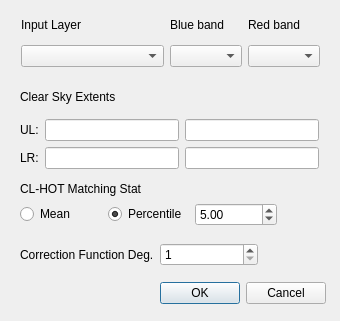
Qt form dehazeimage/Ui_DeHazeImage.ui (marxt/dehaze-qgis-plugin) before a commit.
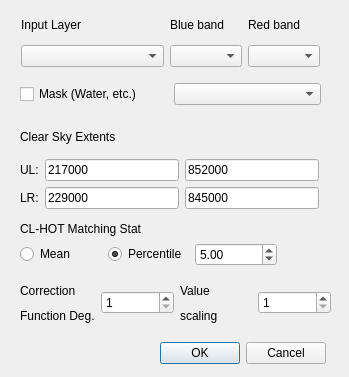
The same form after that commit.

Commit message: simplified mods

Diff of the .ui file:
```diff
--- a/dehazeimage/Ui_DeHazeImage.ui
+++ b/dehazeimage/Ui_DeHazeImage.ui
@@ -9,8 +9,8 @@
    <rect>
     <x>0</x>
     <y>0</y>
-    <width>340</width>
-    <height>321</height>
+    <width>349</width>
+    <height>377</height>
    </rect>
   </property>
   <property name="focusPolicy">
@@ -26,7 +26,7 @@
    <property name="geometry">
     <rect>
      <x>150</x>
-     <y>280</y>
+     <y>340</y>
      <width>176</width>
      <height>27</height>
     </rect>
@@ -42,7 +42,7 @@
    <property name="geometry">
     <rect>
      <x>20</x>
-     <y>80</y>
+     <y>120</y>
      <width>299</width>
      <height>89</height>
     </rect>
@@ -78,16 +78,32 @@
       <item>
        <layout class="QGridLayout" name="gridLayout">
         <item row="0" column="0">
-         <widget class="QLineEdit" name="lineEditMinX"/>
+         <widget class="QLineEdit" name="lineEditMinX">
+          <property name="text">
+           <string>217000</string>
+          </property>
+         </widget>
         </item>
         <item row="1" column="1">
-         <widget class="QLineEdit" name="lineEditMinY"/>
+         <widget class="QLineEdit" name="lineEditMinY">
+          <property name="text">
+           <string>845000</string>
+          </property>
+         </widget>
         </item>
         <item row="1" column="0">
-         <widget class="QLineEdit" name="lineEditMaxX"/>
+         <widget class="QLineEdit" name="lineEditMaxX">
+          <property name="text">
+           <string>229000</string>
+          </property>
+         </widget>
         </item>
         <item row="0" column="1">
-         <widget class="QLineEdit" name="lineEditMaxY"/>
+         <widget class="QLineEdit" name="lineEditMaxY">
+          <property name="text">
+           <string>852000</string>
+          </property>
+         </widget>
         </item>
        </layout>
       </item>
@@ -157,7 +173,7 @@
    <property name="geometry">
     <rect>
      <x>20</x>
-     <y>180</y>
+     <y>220</y>
      <width>161</width>
      <height>17</height>
     </rect>
@@ -171,38 +187,6 @@
     <rect>
      <x>20</x>
      <y>240</y>
-     <width>238</width>
-     <height>29</height>
-    </rect>
-   </property>
-   <layout class="QHBoxLayout" name="horizontalLayout_4">
-    <item>
-     <widget class="QLabel" name="label_3">
-      <property name="text">
-       <string>Correction Function Deg.</string>
-      </property>
-     </widget>
-    </item>
-    <item>
-     <widget class="QSpinBox" name="spinBoxPolyDeg">
-      <property name="whatsThis">
-       <string>Degree of Correction Function. e.g. 1 -&gt; linear</string>
-      </property>
-      <property name="minimum">
-       <number>1</number>
-      </property>
-      <property name="maximum">
-       <number>30</number>
-      </property>
-     </widget>
-    </item>
-   </layout>
-  </widget>
-  <widget class="QWidget" name="layoutWidget">
-   <property name="geometry">
-    <rect>
-     <x>20</x>
-     <y>200</y>
      <width>257</width>
      <height>29</height>
     </rect>
@@ -237,6 +221,102 @@
     </item>
    </layout>
   </widget>
+  <widget class="QWidget" name="layoutWidget">
+   <property name="geometry">
+    <rect>
+     <x>20</x>
+     <y>80</y>
+     <width>301</width>
+     <height>29</height>
+    </rect>
+   </property>
+   <layout class="QHBoxLayout" name="horizontalLayout_6">
+    <item>
+     <widget class="QCheckBox" name="checkBoxMask">
+      <property name="text">
+       <string>Mask (Water, etc.)</string>
+      </property>
+     </widget>
+    </item>
+    <item>
+     <widget class="QComboBox" name="comboBoxMask"/>
+    </item>
+   </layout>
+  </widget>
+  <widget class="QWidget" name="layoutWidget">
+   <property name="geometry">
+    <rect>
+     <x>20</x>
+     <y>281</y>
+     <width>311</width>
+     <height>44</height>
+    </rect>
+   </property>
+   <layout class="QHBoxLayout" name="horizontalLayout_4">
+    <item>
+     <layout class="QVBoxLayout" name="verticalLayout_6">
+      <item>
+       <widget class="QLabel" name="label_3">
+        <property name="text">
+         <string>Correction</string>
+        </property>
+       </widget>
+      </item>
+      <item>
+       <widget class="QLabel" name="label_6">
+        <property name="text">
+         <string>Function Deg.</string>
+        </property>
+       </widget>
+      </item>
+     </layout>
+    </item>
+    <item>
+     <widget class="QSpinBox" name="spinBoxPolyDeg">
+      <property name="whatsThis">
+       <string>Degree of Correction Function. e.g. 1 -&gt; linear</string>
+      </property>
+      <property name="minimum">
+       <number>1</number>
+      </property>
+      <property name="maximum">
+       <number>30</number>
+      </property>
+     </widget>
+    </item>
+    <item>
+     <layout class="QVBoxLayout" name="verticalLayout_7">
+      <item>
+       <widget class="QLabel" name="label_4">
+        <property name="text">
+         <string>Value </string>
+        </property>
+       </widget>
+      </item>
+      <item>
+       <widget class="QLabel" name="label_7">
+        <property name="text">
+         <string>scaling</string>
+        </property>
+       </widget>
+      </item>
+     </layout>
+    </item>
+    <item>
+     <widget class="QSpinBox" name="spinBoxScaling">
+      <property name="whatsThis">
+       <string>Degree of Correction Function. e.g. 1 -&gt; linear</string>
+      </property>
+      <property name="minimum">
+       <number>1</number>
+      </property>
+      <property name="maximum">
+       <number>100000</number>
+      </property>
+     </widget>
+    </item>
+   </layout>
+  </widget>
  </widget>
  <resources/>
  <connections>
```
The commit also changes 2 other files.
